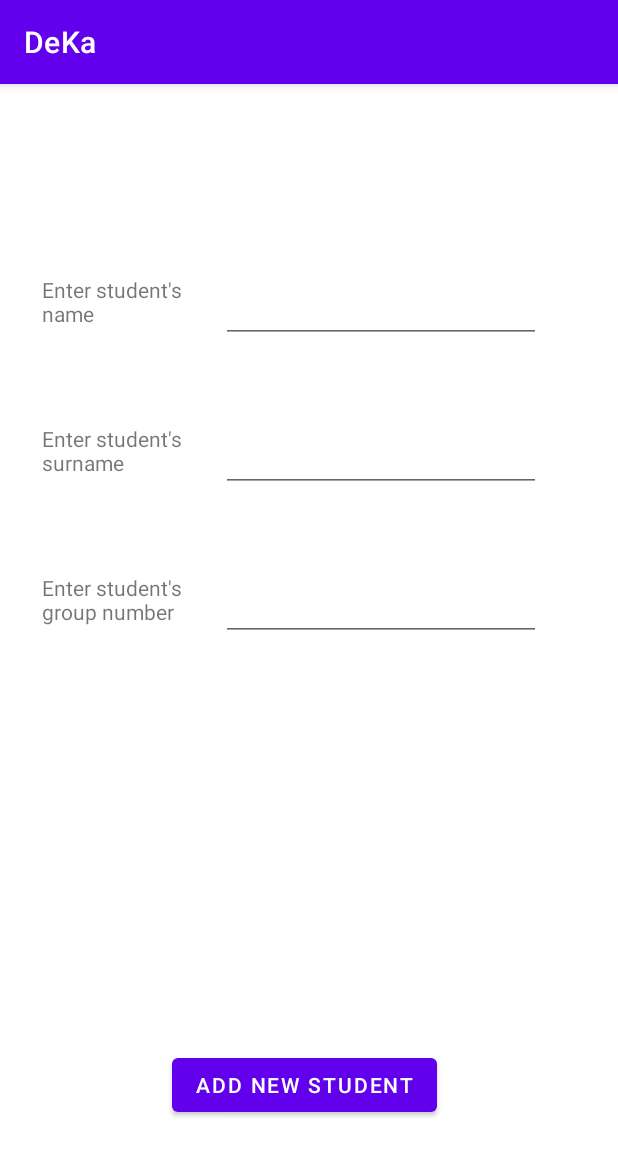
After one commit to fedyuchuktimothey/DeKa, an Android app: the fragment AddStudentFragment placed in its activity, on a phone screen of 412 x 824 dp. The commit adds this screen. Shown: the top 1156 px of the screen. Run offline under Robolectric (Android 15) with nearby library versions, the phone set to English and light mode, and no system bars; our stand-ins replace Firebase (no records; nobody signed in at launch, a user with empty details on screens opened directly).

Commit message:
Start add student
Layout done

```diff
--- a/app/build.gradle
+++ b/app/build.gradle
@@ -39,6 +39,7 @@ dependencies {
     implementation 'com.google.android.material:material:1.4.0'
     implementation 'androidx.constraintlayout:constraintlayout:2.1.2'
     implementation 'com.google.firebase:firebase-firestore:21.4.0'
+    implementation 'com.google.firebase:firebase-firestore-ktx:24.0.0'
     testImplementation 'junit:junit:4.+'
     androidTestImplementation 'androidx.test.ext:junit:1.1.3'
     androidTestImplementation 'androidx.test.espresso:espresso-core:3.4.0'
--- /dev/null
+++ b/app/src/main/java/com/example/deka/fragments/students_functions/AddStudentFragment.kt
@@ -0,0 +1,55 @@
+package com.example.deka.fragments.students_functions
+
+import android.content.ContentValues.TAG
+import android.os.Bundle
+import android.util.Log
+import android.view.LayoutInflater
+import android.view.View
+import android.view.ViewGroup
+import android.widget.Button
+import android.widget.EditText
+import android.widget.Toast
+import androidx.fragment.app.Fragment
+import com.example.deka.R
+import com.google.firebase.firestore.ktx.firestore
+import com.google.firebase.ktx.Firebase
+
+class AddStudentFragment:Fragment() {
+    override fun onCreateView(
+        inflater: LayoutInflater,
+        container: ViewGroup?,
+        savedInstanceState: Bundle?
+    ): View? {
+        val view = inflater.inflate(R.layout.fragment_add_student, container, false)
+        val studName = view.findViewById<EditText>(R.id.studName).text.toString()
+        val studSurname = view.findViewById<EditText>(R.id.studSurname).text.toString()
+        val studGroup = view.findViewById<EditText>(R.id.studGroupNumber).text.toString()
+        val addNewStud = view.findViewById(R.id.addNewStud) as Button
+        val db = Firebase.firestore
+        val fullName = "$studSurname $studName"
+        val user = hashMapOf(
+            "first" to "Ada",
+            "last" to "Lovelace",
+            "born" to 1815
+        )
+        addNewStud.setOnClickListener(){
+            db.collection("Students")
+                .add(user)
+                .addOnSuccessListener {
+                    val toast = Toast.makeText(activity?.applicationContext, "Well", Toast.LENGTH_SHORT)
+                    toast.show()
+                    System.out.println("hhhhhhhhhhhh")
+
+                }
+                .addOnFailureListener {
+                    val toast = Toast.makeText(activity?.applicationContext, "Bad", Toast.LENGTH_SHORT)
+                    toast.show()
+                    System.out.println("gggggggggggggg")
+
+                }
+        }
+
+        return view
+    }
+
+}
--- a/app/src/main/java/com/example/deka/fragments/students_functions/StudFunctionsFragment.kt
+++ b/app/src/main/java/com/example/deka/fragments/students_functions/StudFunctionsFragment.kt
@@ -15,6 +15,15 @@ class StudFunctionsFragment:Fragment() {
         savedInstanceState: Bundle?
     ): View? {
         val view = inflater.inflate(R.layout.fragment_stud_functions, container, false)
+
+        //Add student button Button
+        val addStud = view.findViewById(R.id.addStud) as Button
+        val addStudentFragment = AddStudentFragment()
+        addStud.setOnClickListener() {
+            activity?.supportFragmentManager?.beginTransaction()
+                ?.replace(R.id.container, addStudentFragment)?.addToBackStack("StudFunctionsFragment")?.commit()
+        }
+
         return view
     }
 }
--- /dev/null
+++ b/app/src/main/res/layout/fragment_add_student.xml
@@ -0,0 +1,80 @@
+<?xml version="1.0" encoding="utf-8"?>
+<androidx.constraintlayout.widget.ConstraintLayout xmlns:android="http://schemas.android.com/apk/res/android"
+    xmlns:app="http://schemas.android.com/apk/res-auto"
+    xmlns:tools="http://schemas.android.com/tools"
+    android:layout_width="match_parent"
+    android:layout_height="match_parent">
+
+    <TextView
+        android:id="@+id/textView5"
+        android:layout_width="103dp"
+        android:layout_height="wrap_content"
+        android:layout_marginStart="28dp"
+        android:layout_marginTop="107dp"
+        android:text="Enter student's name"
+        app:layout_constraintStart_toStartOf="parent"
+        app:layout_constraintTop_toTopOf="parent" />
+
+    <EditText
+        android:id="@+id/studName"
+        android:layout_width="wrap_content"
+        android:layout_height="wrap_content"
+        android:layout_marginStart="16dp"
+        android:ems="10"
+        android:inputType="textPersonName"
+        app:layout_constraintStart_toEndOf="@+id/textView5"
+        app:layout_constraintTop_toTopOf="@+id/textView5" />
+
+    <TextView
+        android:id="@+id/textView11"
+        android:layout_width="103dp"
+        android:layout_height="wrap_content"
+        android:layout_marginTop="64dp"
+        android:text="Enter student's surname"
+        app:layout_constraintEnd_toEndOf="@+id/textView5"
+        app:layout_constraintStart_toStartOf="@+id/textView5"
+        app:layout_constraintTop_toBottomOf="@+id/textView5" />
+
+    <EditText
+        android:id="@+id/studSurname"
+        android:layout_width="wrap_content"
+        android:layout_height="wrap_content"
+        android:layout_marginStart="16dp"
+        android:ems="10"
+        android:inputType="textPersonName"
+        app:layout_constraintStart_toEndOf="@+id/textView11"
+        app:layout_constraintTop_toTopOf="@+id/textView11" />
+
+    <TextView
+        android:id="@+id/textView12"
+        android:layout_width="103dp"
+        android:layout_height="wrap_content"
+        android:layout_marginTop="64dp"
+        android:text="Enter student's group number"
+        app:layout_constraintEnd_toEndOf="@+id/textView11"
+        app:layout_constraintStart_toStartOf="@+id/textView11"
+        app:layout_constraintTop_toBottomOf="@+id/textView11" />
+
+    <EditText
+        android:id="@+id/studGroupNumber"
+        android:layout_width="wrap_content"
+        android:layout_height="wrap_content"
+        android:layout_marginStart="16dp"
+        android:ems="10"
+        android:inputType="textPersonName"
+        app:layout_constraintStart_toEndOf="@+id/textView12"
+        app:layout_constraintTop_toTopOf="@+id/textView12" />
+
+    <Button
+        android:id="@+id/addNewStud"
+        android:layout_width="wrap_content"
+        android:layout_height="wrap_content"
+        android:layout_marginStart="2dp"
+        android:layout_marginEnd="2dp"
+        android:layout_marginBottom="60dp"
+        android:text="Add new student"
+        app:layout_constraintBottom_toBottomOf="parent"
+        app:layout_constraintEnd_toEndOf="parent"
+        app:layout_constraintHorizontal_bias="0.497"
+        app:layout_constraintStart_toStartOf="parent" />
+</androidx.constraintlayout.widget.ConstraintLayout>
```
